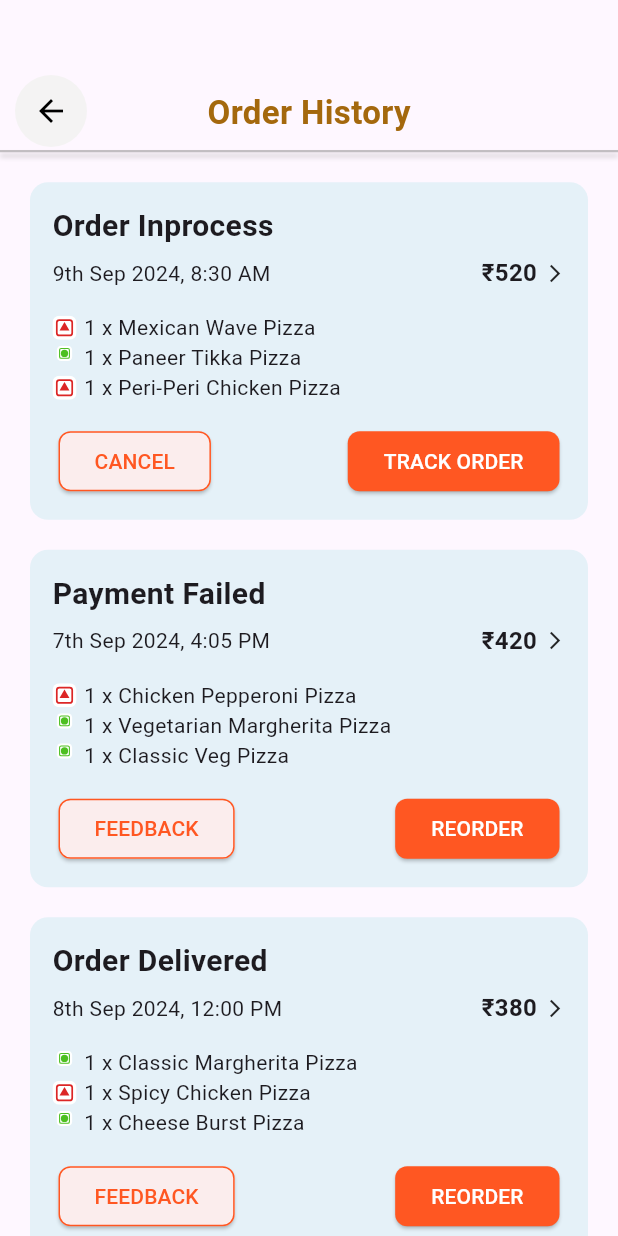
After one commit to PrachiBaituleKutumbInfo/Food-App, a Flutter app: the OrderHistoryScreen screen opened directly, on a phone screen of 412 x 824 dp. The commit adds this screen. Run offline on Flutter 3.47's test engine with Material 3 defaults, Android fonts, the phone set to English and light mode, and no system bars; our stand-ins replace flutter_svg; project files that could hold a hidden picture were left out.

Commit message:
order History screen

```diff
--- a/lib/features/auth/presentation/screens/cart_screen.dart
+++ b/lib/features/auth/presentation/screens/cart_screen.dart
@@ -97,7 +97,7 @@ class _CartScreenState extends State<CartScreen> {
                       child: Container(
                         decoration: const BoxDecoration(
                           shape: BoxShape.circle,
-                          color: Color(0xFFE0E0E0), // light grey background
+                          color: Color.fromARGB(255, 244, 243, 243),
                         ),
                         child: IconButton(
                           icon:
--- /dev/null
+++ b/lib/features/auth/presentation/screens/order_history_screen/order_history_screen.dart
@@ -0,0 +1,235 @@
+import 'package:flutter/material.dart';
+import 'package:flutter_svg/flutter_svg.dart';
+import 'package:konkan_bite_food/features/auth/presentation/screens/cart_screen.dart';
+import 'package:konkan_bite_food/features/auth/presentation/screens/order_history_screen/cancel_order_dialog.dart';
+import 'package:konkan_bite_food/features/auth/presentation/screens/order_history_screen/feedback_bottom_screen.dart';
+import 'package:konkan_bite_food/features/auth/presentation/screens/order_tracking_Map_Screen.dart';
+
+class OrderHistoryScreen extends StatelessWidget {
+  const OrderHistoryScreen({super.key});
+
+  @override
+  Widget build(BuildContext context) {
+    return Scaffold(
+      body: Column(
+        children: [
+          Padding(
+            padding: const EdgeInsets.only(top: 50, left: 10, right: 10),
+            child: SizedBox(
+              height: 50,
+              child: Stack(
+                alignment: Alignment.center,
+                children: [
+                  const Center(
+                    child: Text(
+                      'Order History',
+                      style: TextStyle(
+                        fontSize: 22,
+                        fontWeight: FontWeight.bold,
+                        color: Color.fromARGB(255, 164, 104, 13),
+                      ),
+                    ),
+                  ),
+                  Align(
+                    alignment: Alignment.topLeft,
+                    child: Container(
+                      decoration: const BoxDecoration(
+                        shape: BoxShape.circle,
+                        color: Color.fromARGB(255, 244, 243, 243),
+                      ),
+                      child: IconButton(
+                        icon: const Icon(Icons.arrow_back, color: Colors.black),
+                        onPressed: () => Navigator.pop(context),
+                      ),
+                    ),
+                  ),
+                ],
+              ),
+            ),
+          ),
+          Container(
+            height: 1.5,
+            decoration: BoxDecoration(
+              color: const Color.fromARGB(255, 139, 137, 137).withOpacity(0.5),
+              boxShadow: [
+                BoxShadow(
+                  color:
+                      const Color.fromARGB(255, 139, 137, 137).withOpacity(0.5),
+                  blurRadius: 2,
+                  offset: const Offset(0, 3),
+                ),
+              ],
+            ),
+          ),
+          Expanded(
+            child: ListView(
+              padding: const EdgeInsets.symmetric(horizontal: 20, vertical: 20),
+              children: const [
+                OrderCard(
+                  status: 'Order Inprocess',
+                  date: '9th Sep 2024, 8:30 AM',
+                  amount: '₹520',
+                  items: [
+                    {'text': '1 x Mexican Wave Pizza', 'veg': false},
+                    {'text': '1 x Paneer Tikka Pizza', 'veg': true},
+                    {'text': '1 x Peri-Peri Chicken Pizza', 'veg': false},
+                  ],
+                  actions: ['Cancel', 'Track Order'],
+                ),
+                OrderCard(
+                  status: 'Payment Failed',
+                  date: '7th Sep 2024, 4:05 PM',
+                  amount: '₹420',
+                  items: [
+                    {'text': '1 x Chicken Pepperoni Pizza', 'veg': false},
+                    {'text': '1 x Vegetarian Margherita Pizza', 'veg': true},
+                    {'text': '1 x Classic Veg Pizza', 'veg': true},
+                  ],
+                  actions: ['Feedback', 'Reorder'],
+                ),
+                OrderCard(
+                  status: 'Order Delivered',
+                  date: '8th Sep 2024, 12:00 PM',
+                  amount: '₹380',
+                  items: [
+                    {'text': '1 x Classic Margherita Pizza', 'veg': true},
+                    {'text': '1 x Spicy Chicken Pizza', 'veg': false},
+                    {'text': '1 x Cheese Burst Pizza', 'veg': true},
+                  ],
+                  actions: ['Feedback', 'Reorder'],
+                ),
+              ],
+            ),
+          ),
+        ],
+      ),
+    );
+  }
+}
+
+class OrderCard extends StatelessWidget {
+  final String status;
+  final String date;
+  final String amount;
+  final List<Map<String, dynamic>> items;
+  final List<String> actions;
+
+  const OrderCard({
+    super.key,
+    required this.status,
+    required this.date,
+    required this.amount,
+    required this.items,
+    required this.actions,
+  });
+
+  void showCancelDialog(BuildContext context) {
+    showDialog(
+      context: context,
+      builder: (context) => const CancelDialog(),
+    );
+  }
+
+  void showFeedbackBottomSheet(BuildContext context) {
+    showModalBottomSheet(
+      context: context,
+      isScrollControlled: true,
+      shape: const RoundedRectangleBorder(
+        borderRadius: BorderRadius.vertical(top: Radius.circular(25)),
+      ),
+      builder: (context) => const FeedbackBottomSheet(),
+    );
+  }
+
+  @override
+  Widget build(BuildContext context) {
+    return Container(
+      margin: const EdgeInsets.only(bottom: 20),
+      padding: const EdgeInsets.all(15),
+      decoration: BoxDecoration(
+        color: const Color.fromARGB(255, 229, 241, 248),
+        borderRadius: BorderRadius.circular(12),
+      ),
+      child: Column(
+        crossAxisAlignment: CrossAxisAlignment.start,
+        children: [
+          Text(
+            status,
+            style: const TextStyle(fontSize: 20, fontWeight: FontWeight.bold),
+          ),
+          const SizedBox(height: 5),
+          Row(
+            children: [
+              Text(date),
+              const Spacer(),
+              Row(
+                children: [
+                  Text(
+                    amount,
+                    style: const TextStyle(
+                        fontSize: 16, fontWeight: FontWeight.bold),
+                  ),
+                  const SizedBox(width: 5),
+                  const Icon(Icons.arrow_forward_ios, size: 14),
+                ],
+              )
+            ],
+          ),
+          const SizedBox(height: 15),
+          ...items.map((item) => Row(
+                children: [
+                  SvgPicture.asset(
+                    item['veg']
+                        ? 'assets/svgicons/veg-category.svg'
+                        : 'assets/svgicons/non-veg-category.svg',
+                    height: 16,
+                    width: 16,
+                  ),
+                  const SizedBox(width: 5),
+                  Expanded(child: Text(item['text'])),
+                ],
+              )),
+          const SizedBox(height: 15),
+          Row(
+            mainAxisAlignment: MainAxisAlignment.spaceBetween,
+            children: actions.map((action) {
+              return Padding(
+                padding: const EdgeInsets.symmetric(horizontal: 4),
+                child: ElevatedButton(
+                  onPressed: () {
+                    if (action == 'Cancel') {
+                      showCancelDialog(context);
+                    } else if (action == 'Feedback') {
+                      showFeedbackBottomSheet(context);
+                    } else if (action == 'Track Order') {
+                      Navigator.push(context, MaterialPageRoute(builder: (_) => const OrderTrackingScreen()));
+                    } else if (action == 'Reorder') {
+                      Navigator.push(context, MaterialPageRoute(builder: (_) => const CartScreen()));
+                    }
+                  },
+                  style: ElevatedButton.styleFrom(
+                    backgroundColor:
+                        (action == 'Cancel' || action == 'Feedback')
+                            ? const Color.fromARGB(255, 251, 237, 237)
+                            : Colors.deepOrange,
+                    foregroundColor:
+                        (action == 'Cancel' || action == 'Feedback')
+                            ? Colors.deepOrange
+                            : Colors.white,
+                    side: (action == 'Cancel' || action == 'Feedback')
+                        ? const BorderSide(color: Colors.deepOrange)
+                        : BorderSide.none,
+                    shape: RoundedRectangleBorder(
+                      borderRadius: BorderRadius.circular(8),
+                    ),
+                  ),
+                  child: Text(action.toUpperCase()),
+                ),
+              );
+            }).toList(),
+          )
+        ],
+      ),
+    );
+  }
+}
--- a/lib/features/auth/presentation/screens/payment_screen.dart
+++ b/lib/features/auth/presentation/screens/payment_screen.dart
@@ -33,7 +33,7 @@ class PaymentScreen extends StatelessWidget {
                     child: Container(
                       decoration: const BoxDecoration(
                         shape: BoxShape.circle,
-                        color: Color(0xFFE0E0E0), // light grey background
+                          color: Color.fromARGB(255, 244, 243, 243),
                       ),
                       child: IconButton(
                         icon: const Icon(Icons.arrow_back, color: Colors.black),
--- a/lib/features/auth/presentation/screens/profile_details_screen/profile_tile.dart
+++ b/lib/features/auth/presentation/screens/profile_details_screen/profile_tile.dart
@@ -43,7 +43,7 @@ class SectionContainer extends StatelessWidget {
     return Container(
       margin: const EdgeInsets.only(bottom: 20),
       decoration: BoxDecoration(
-        color: const Color.fromARGB(255, 228, 231, 236),
+          color: const Color.fromARGB(255, 229, 241, 248),
         borderRadius: BorderRadius.circular(16),
       ),
       child: Column(
```
Also changed, not shown: lib/features/auth/presentation/screens/address_detail_screen/address_details_screen.dart (renamed from lib/features/auth/presentation/screens/profile_details_screen/address_details_screen.dart, +4 -4 lines), lib/features/auth/presentation/screens/home_screen.dart (+15 -3 lines), lib/features/auth/presentation/screens/order_history_screen/cancel_order_dialog.dart (added, +31 -0 lines), lib/features/auth/presentation/screens/order_history_screen/feedback_bottom_screen.dart (added, +137 -0 lines), lib/features/auth/presentation/screens/profile_details_screen/edit_personal_info_screen.dart (+13 -4 lines), lib/features/auth/presentation/screens/profile_details_screen/profile_details_screen.dart (+12 -4 lines), assets/svgicons/feedbackimage.svg (added).
